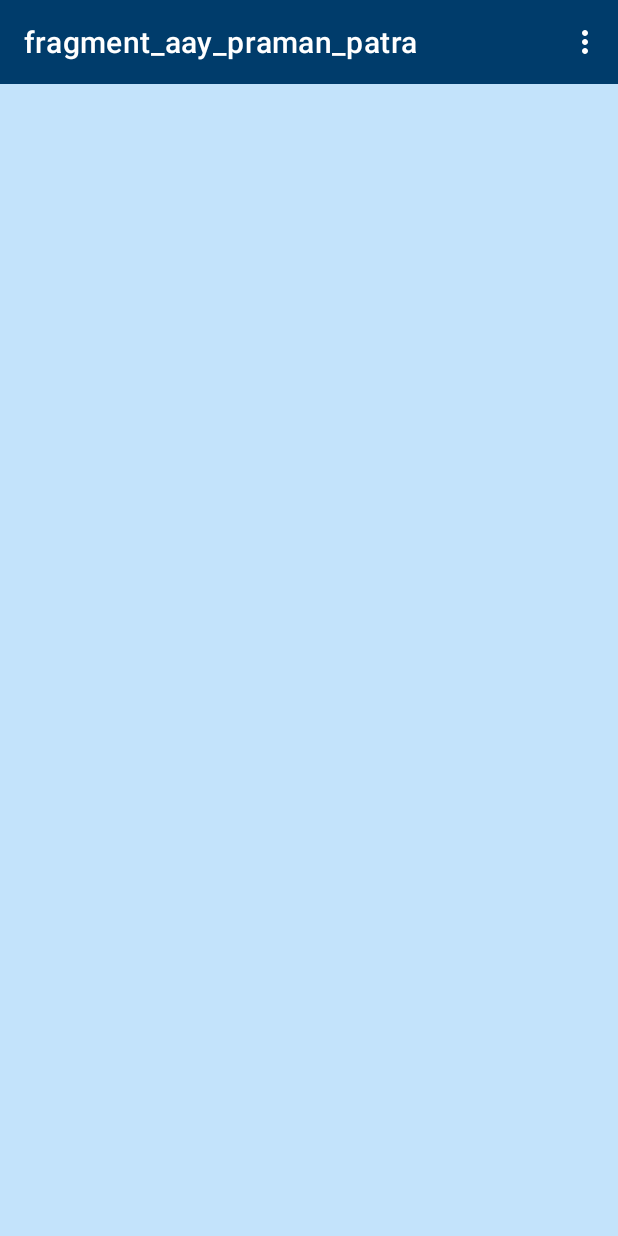
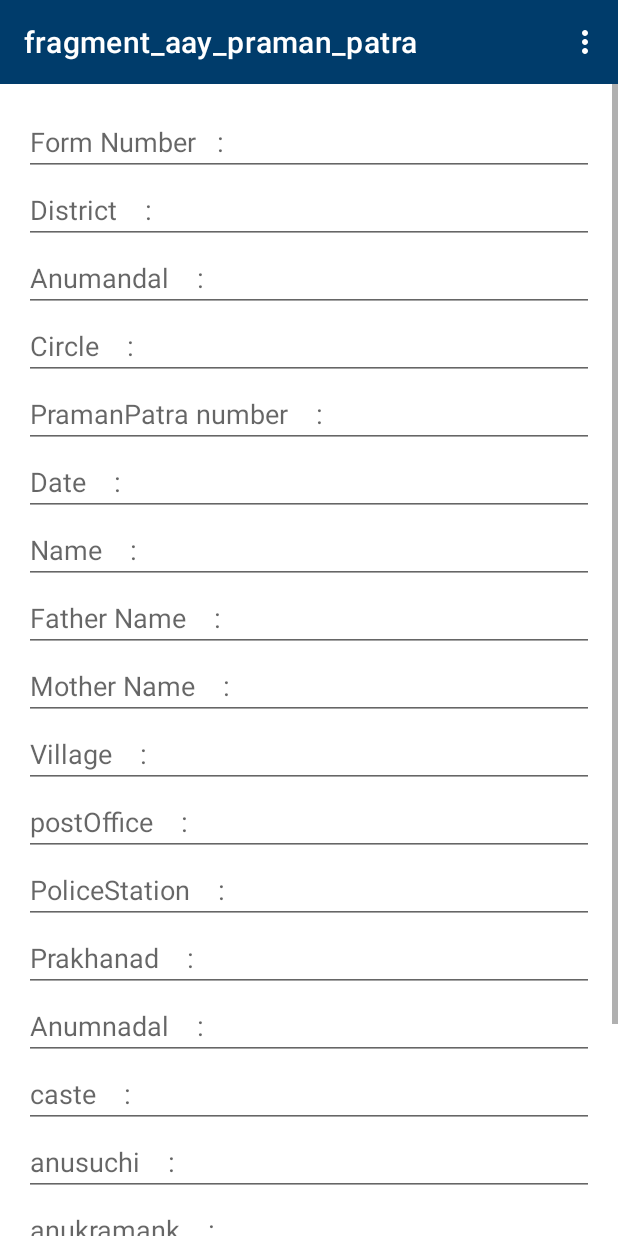
Before and after one commit to panditshruti/CardPrintSmart, an Android app: the AayPramanPatraFragment screen opened through its navigation route, on a phone screen of 412 x 824 dp. Run offline under Robolectric (Android 15) with nearby library versions, the phone set to English and light mode, and no system bars; our stand-ins replace navigation-ui; Roboto replaces fonts that are not available here.

Commit message:
commit by shruti

```diff
--- a/app/src/main/java/com/shrutipandit/cardprintsmart/uiFragment/AayPramanPatraFragment.kt
+++ b/app/src/main/java/com/shrutipandit/cardprintsmart/uiFragment/AayPramanPatraFragment.kt
@@ -2,21 +2,80 @@ package com.shrutipandit.cardprintsmart.uiFragment
 
 import android.os.Bundle
 import androidx.fragment.app.Fragment
-import android.view.LayoutInflater
 import android.view.View
 import android.view.ViewGroup
+import android.widget.Button
+import androidx.navigation.fragment.findNavController
+import com.google.android.material.textfield.TextInputEditText
 import com.shrutipandit.cardprintsmart.R
 import com.shrutipandit.cardprintsmart.databinding.FragmentAayPramanPatraBinding
-
+import com.shrutipandit.cardprintsmart.databinding.FragmentMarriagePampletBinding
 
 class AayPramanPatraFragment : Fragment(R.layout.fragment_aay_praman_patra) {
-private lateinit var binding:FragmentAayPramanPatraBinding
+    private lateinit var binding: FragmentAayPramanPatraBinding
 
     override fun onViewCreated(view: View, savedInstanceState: Bundle?) {
         super.onViewCreated(view, savedInstanceState)
         binding = FragmentAayPramanPatraBinding.bind(view)
 
+        val linearLayout = binding.linearLayout
 
+        // Fields to add dynamically
+        val marriageArrayList = arrayListOf(
+            "Form Number   :",
+            "District    :",
+            "Anumandal    :",
+            "Circle    :",
+            "PramanPatra number    :",
+            "Date    :",
+            "Name    :",
+            "Father Name    :",
+            "Mother Name    :",
+            "Village    :",
+            "postOffice    :",
+            "PoliceStation    :",
+            "Prakhanad    :",
+            "Anumnadal    :",
+            "caste    :",
+            "anusuchi    :",
+            "anukramank    :",
+            "Digitally Signed By    :",
+            "Date and time   :",
+
+        )
+
+        val editTexts = mutableListOf<TextInputEditText>()
+
+        // Add TextInputEditTexts for each item in the marriageArrayList
+        for (label in marriageArrayList) {
+            val textInputEditText = TextInputEditText(requireContext())
+            textInputEditText.hint = label
+            linearLayout.addView(
+                textInputEditText,
+                ViewGroup.LayoutParams.MATCH_PARENT,
+                ViewGroup.LayoutParams.WRAP_CONTENT
+            )
+            editTexts.add(textInputEditText)
+        }
+
+        // Add the submit button
+        val submitButton = Button(requireContext())
+        submitButton.text = "Submit"
+        submitButton.setOnClickListener {
+            val dulhaName = editTexts[0].text.toString()
+            val dulhanName = editTexts[1].text.toString()
+            val date = editTexts[2].text.toString()
+
+            // Navigate and pass data
+            val action = MarriagePampletFragmentDirections.actionMarriagePampletFragmentToDemoMarraigePampletFragment(
+                dulhaName, dulhanName,date)
+            findNavController().navigate(action)
+        }
+
+        linearLayout.addView(
+            submitButton,
+            ViewGroup.LayoutParams.MATCH_PARENT,
+            ViewGroup.LayoutParams.WRAP_CONTENT
+        )
     }
-
 }
--- a/app/src/main/res/layout/fragment_aay_praman_patra.xml
+++ b/app/src/main/res/layout/fragment_aay_praman_patra.xml
@@ -7,5 +7,21 @@
     tools:context=".uiFragment.AayPramanPatraFragment">
 
 
+    <ScrollView
+        android:id="@+id/scrollView"
+        android:layout_width="match_parent"
+        android:layout_height="match_parent"
+        android:background="@android:color/white">
+
+        <LinearLayout
+            android:id="@+id/linearLayout"
+            android:layout_width="match_parent"
+            android:layout_height="wrap_content"
+            android:orientation="vertical"
+            android:padding="16dp">
+            <!-- EditTexts and other views will be added programmatically -->
+        </LinearLayout>
+
+    </ScrollView>
 
 </LinearLayout>
```
